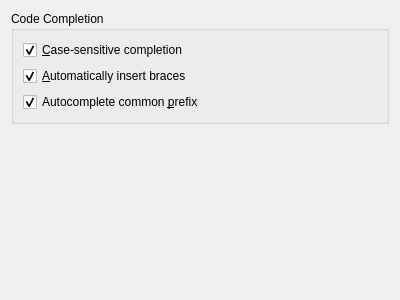
Qt form src/plugins/cpptools/completionsettingspage.ui (qt-creator/qt-creator) before a commit.
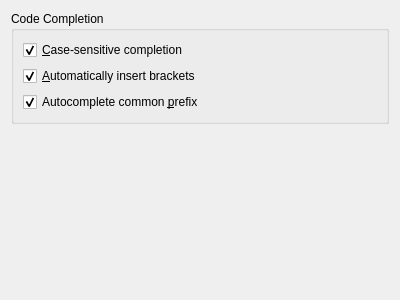
The same form after that commit.

Commit message:
Renamed braces to brackets
Since we're automatically inserting several kinds of brackets, but not
braces ({ }).

```diff
--- a/src/plugins/cpptools/completionsettingspage.ui
+++ b/src/plugins/cpptools/completionsettingspage.ui
@@ -36,7 +36,7 @@
          <string>Automatically insert (, ) and ; when appropriate.</string>
         </property>
         <property name="text">
-         <string>&amp;Automatically insert braces</string>
+         <string>&amp;Automatically insert brackets</string>
         </property>
         <property name="checked">
          <bool>true</bool>
```
Left out of the diff: 2 changed lines with no effect on the pictures. The commit also changes 4 other files.
